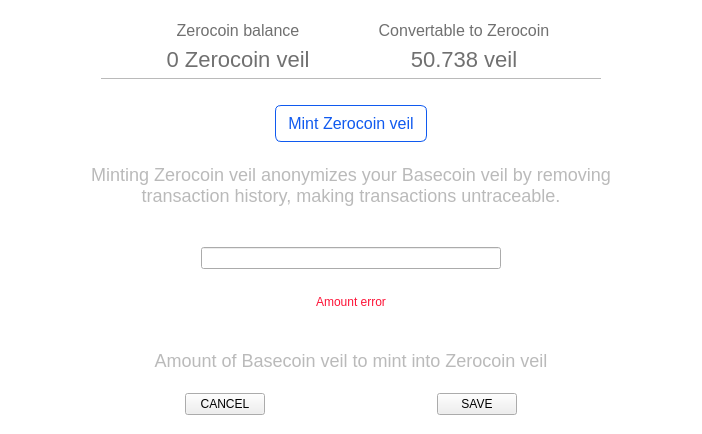
Old version of the form src/qt/veil/forms/settingsmintingmanual.ui in the repository Veil-Project/veil.
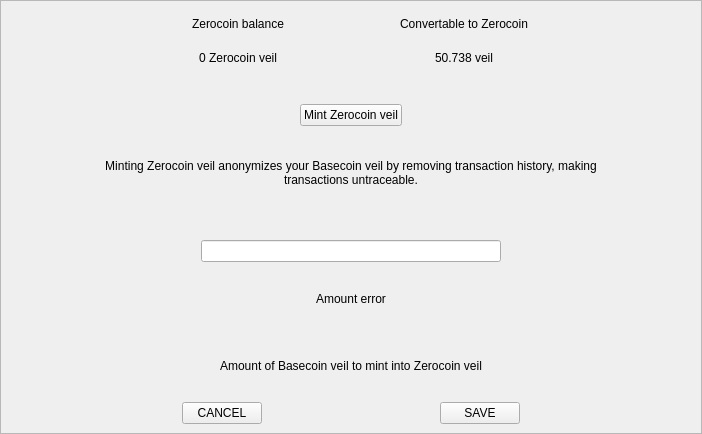
New version of the form.

Patch:
```diff
--- a/src/qt/veil/forms/settingsmintingmanual.ui
+++ b/src/qt/veil/forms/settingsmintingmanual.ui
@@ -31,13 +31,6 @@
      <property name="autoFillBackground">
       <bool>false</bool>
      </property>
-     <property name="styleSheet">
-      <string notr="true">#frame{
-  background-color: white;
-border:0;
-  padding: 10px 10px 10px 10px;
-}</string>
-     </property>
      <property name="frameShape">
       <enum>QFrame::StyledPanel</enum>
      </property>
@@ -76,10 +69,6 @@
               <height>16777215</height>
              </size>
             </property>
-            <property name="styleSheet">
-             <string notr="true">color:#707070;
-font-size:16px;</string>
-            </property>
             <property name="text">
              <string>Zerocoin balance</string>
             </property>
@@ -90,10 +79,6 @@
           </item>
           <item>
            <widget class="QLabel" name="labelZVeilBalance">
-            <property name="styleSheet">
-             <string notr="true">color:#707070;
-font-size:22px;</string>
-            </property>
             <property name="text">
              <string>0 Zerocoin veil</string>
             </property>
@@ -136,10 +121,6 @@
               <height>16777215</height>
              </size>
             </property>
-            <property name="styleSheet">
-             <string notr="true">color:#707070;
-font-size:16px;</string>
-            </property>
             <property name="text">
              <string>Convertable to Zerocoin</string>
             </property>
@@ -150,10 +131,6 @@
           </item>
           <item>
            <widget class="QLabel" name="labelConvertable">
-            <property name="styleSheet">
-             <string notr="true">color:#707070;
-font-size:22px;</string>
-            </property>
             <property name="text">
              <string>50.738 veil</string>
             </property>
@@ -193,9 +170,6 @@
           <height>1</height>
          </size>
         </property>
-        <property name="styleSheet">
-         <string notr="true">background-color:#bababa;</string>
-        </property>
         <property name="text">
          <string/>
         </property>
@@ -231,23 +205,6 @@
           <height>16777215</height>
          </size>
         </property>
-        <property name="styleSheet">
-         <string notr="true">#btnMint {
-border-radius: 6px;
-color: #105aef;
-font-size: 16px;
-background-color:#FFFFFF;
-border:1px solid #105aef;
-line-height:10px;
-padding:8 12 8 12 ;
-}
-
-#btnMint:hover {
-background-color:#FFFFFF;
-color:#0e45b4;
-border:1px solid #0e45b4;
-}</string>
-        </property>
         <property name="text">
          <string>Mint Zerocoin veil</string>
         </property>
@@ -283,10 +240,6 @@
           <height>16777215</height>
          </size>
         </property>
-        <property name="styleSheet">
-         <string notr="true">color:#bababa;
-font-size:18px;</string>
-        </property>
         <property name="text">
          <string>Minting Zerocoin veil anonymizes your Basecoin veil by removing transaction history, making transactions untraceable.</string>
         </property>
@@ -328,9 +281,6 @@
           <height>16777215</height>
          </size>
         </property>
-        <property name="styleSheet">
-         <string notr="true"/>
-        </property>
         <property name="alignment">
          <set>Qt::AlignCenter</set>
         </property>
@@ -338,9 +288,6 @@
       </item>
       <item>
        <widget class="QLabel" name="errorMessage">
-        <property name="styleSheet">
-         <string notr="true">color:#fd1337;</string>
-        </property>
         <property name="text">
          <string>Amount error</string>
         </property>
@@ -351,10 +298,6 @@
       </item>
       <item>
        <widget class="QLabel" name="label">
-        <property name="styleSheet">
-         <string notr="true">color:#bababa;
-font-size:18px;</string>
-        </property>
         <property name="text">
          <string>Amount of Basecoin veil to mint into Zerocoin veil</string>
         </property>
@@ -380,9 +323,6 @@
         </item>
         <item>
          <widget class="QPushButton" name="btnEsc">
-          <property name="styleSheet">
-           <string notr="true"/>
-          </property>
           <property name="text">
            <string>CANCEL</string>
           </property>
@@ -403,9 +343,6 @@
         </item>
         <item>
          <widget class="QPushButton" name="btnSave">
-          <property name="styleSheet">
-           <string notr="true"/>
-          </property>
           <property name="text">
            <string>SAVE</string>
           </property>
```
